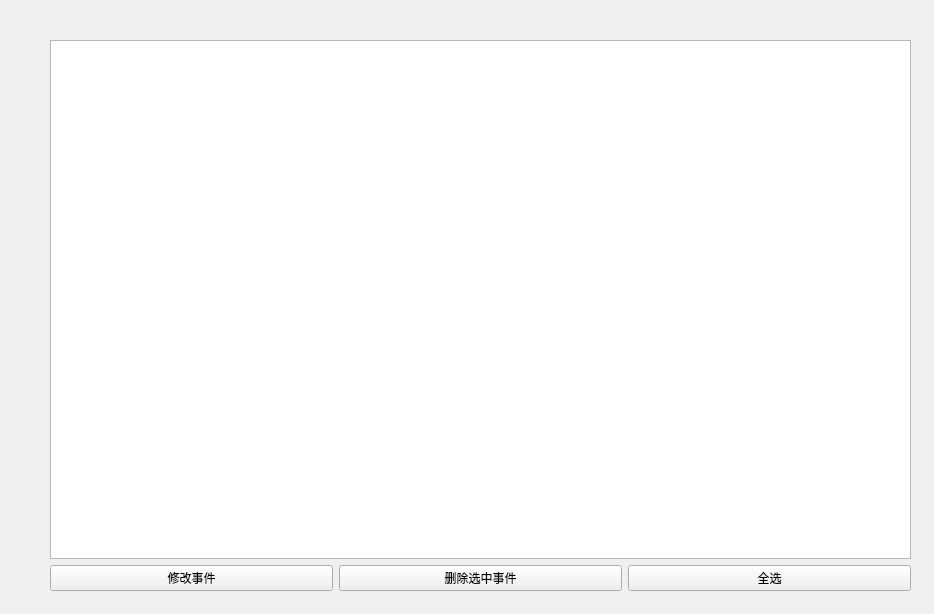
Qt form Calendar/to_do_list.ui (Wang2545944538/Calendar) before a commit.
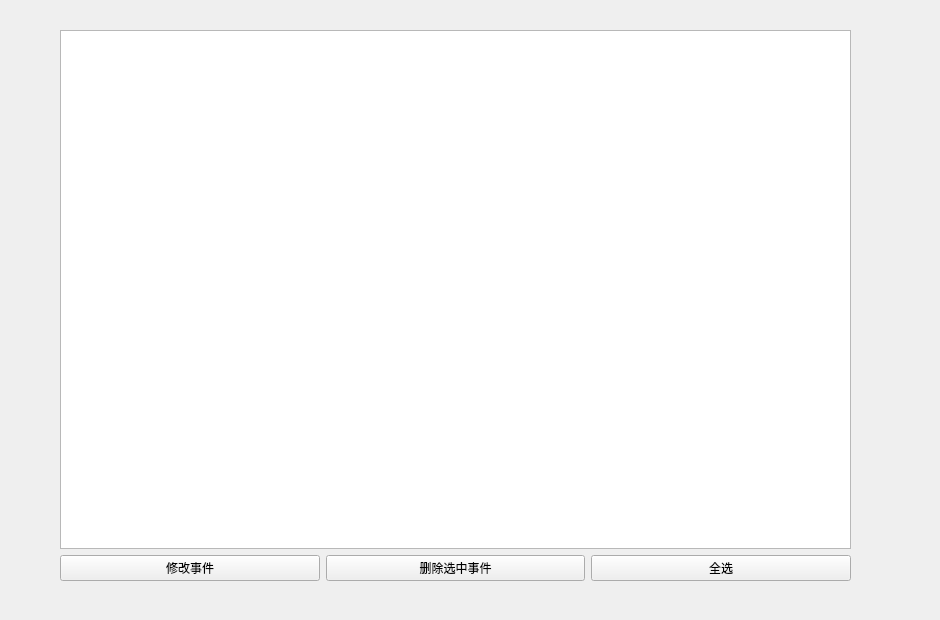
The same form after that commit.

Diff of the .ui file:
```diff
--- a/Calendar/to_do_list.ui
+++ b/Calendar/to_do_list.ui
@@ -6,56 +6,60 @@
    <rect>
     <x>0</x>
     <y>0</y>
-    <width>934</width>
-    <height>614</height>
+    <width>940</width>
+    <height>620</height>
    </rect>
   </property>
   <property name="windowTitle">
    <string>Form</string>
   </property>
-  <widget class="QWidget" name="widget" native="true">
+  <widget class="QWidget" name="">
    <property name="geometry">
     <rect>
-     <x>50</x>
-     <y>40</y>
-     <width>861</width>
+     <x>60</x>
+     <y>30</y>
+     <width>791</width>
      <height>551</height>
     </rect>
    </property>
    <layout class="QGridLayout" name="gridLayout">
+    <item row="0" column="0">
+     <widget class="QTableWidget" name="tableWidget">
+      <property name="gridStyle">
+       <enum>Qt::SolidLine</enum>
+      </property>
+      <property name="rowCount">
+       <number>0</number>
+      </property>
+      <property name="columnCount">
+       <number>0</number>
+      </property>
+     </widget>
+    </item>
     <item row="1" column="0">
+     <layout class="QHBoxLayout" name="horizontalLayout">
+      <item>
      <widget class="QPushButton" name="changeEvent">
       <property name="text">
        <string>修改事件</string>
       </property>
      </widget>
     </item>
-    <item row="1" column="1">
+      <item>
      <widget class="QPushButton" name="Deleteitem">
       <property name="text">
        <string>删除选中事件</string>
       </property>
      </widget>
     </item>
-    <item row="1" column="2">
+      <item>
      <widget class="QPushButton" name="seleteall">
       <property name="text">
        <string>全选</string>
       </property>
      </widget>
     </item>
-    <item row="0" column="0" colspan="3">
-     <widget class="QTableWidget" name="tableWidget">
-      <property name="gridStyle">
-       <enum>Qt::SolidLine</enum>
-      </property>
-      <property name="rowCount">
-       <number>0</number>
-      </property>
-      <property name="columnCount">
-       <number>0</number>
-      </property>
-     </widget>
+     </layout>
     </item>
    </layout>
   </widget>
```
Lines whose indentation alone changed are shown as unchanged.
